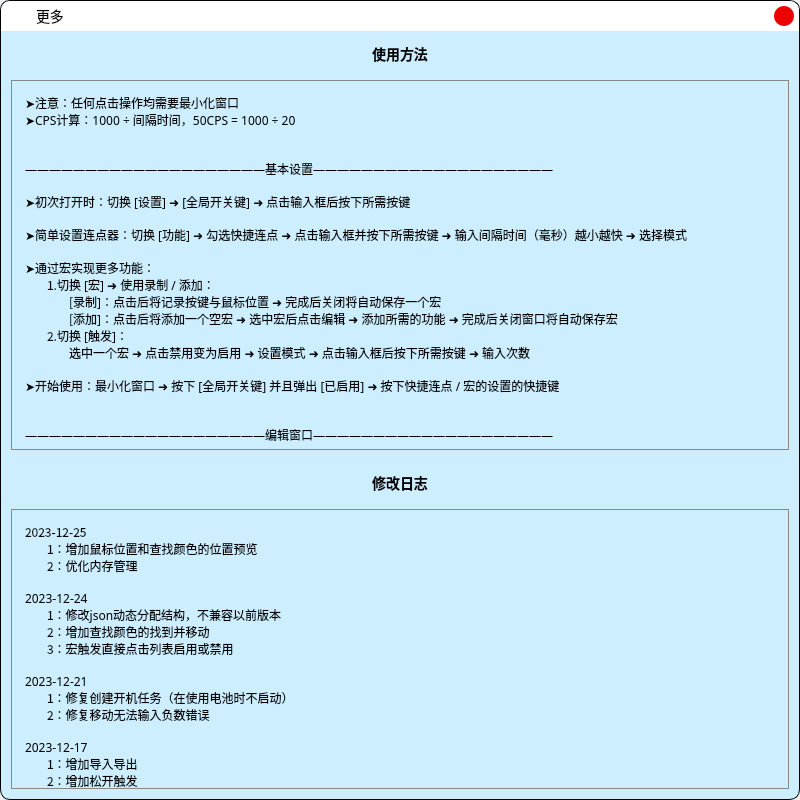
hongliangdu/Quickinput, file .ui/MoreUi.ui: the form before one commit.
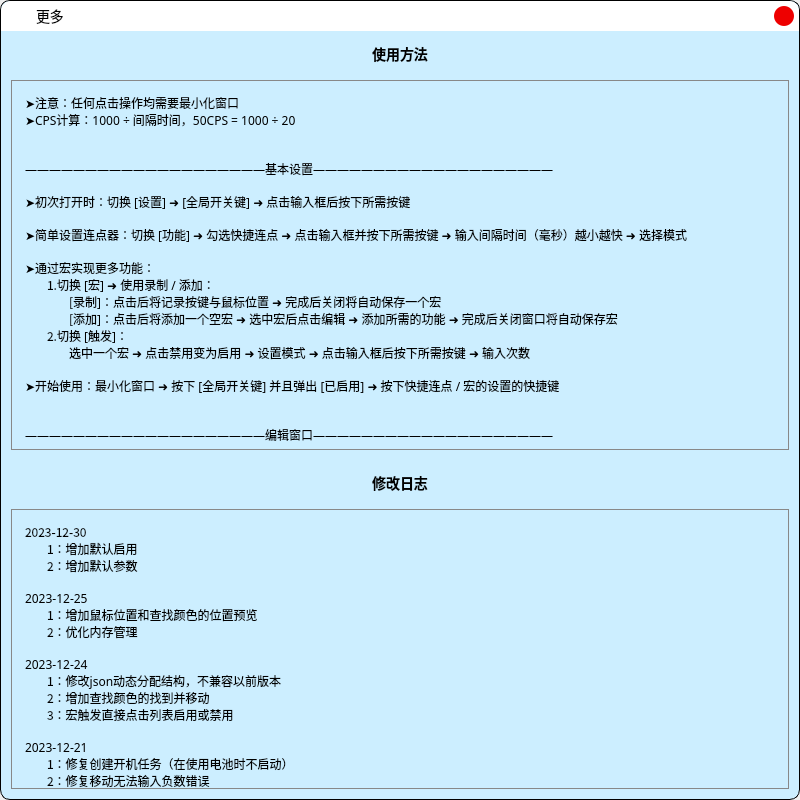
The form after the commit. Icons and pictures are not drawn.

Commit message: 1：增加默认启用 2：增加默认参数

Patch:
```diff
--- a/.ui/MoreUi.ui
+++ b/.ui/MoreUi.ui
@@ -425,7 +425,7 @@
            <x>0</x>
            <y>0</y>
            <width>776</width>
-           <height>2552</height>
+           <height>2620</height>
           </rect>
          </property>
          <property name="styleSheet">
@@ -467,7 +467,11 @@
              <string notr="true">font-family:&quot;Microsoft YaHei&quot;;font-size:12px;</string>
             </property>
             <property name="text">
-             <string>2023-12-25
+             <string>2023-12-30
+ㅤㅤ1：增加默认启用
+ㅤㅤ2：增加默认参数
+
+2023-12-25
 ㅤㅤ1：增加鼠标位置和查找颜色的位置预览
 ㅤㅤ2：优化内存管理
 
```
The commit also changes 24 other files.
